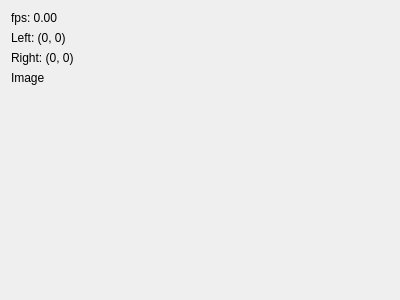
This is mainwindow.ui in loosstef/grid-based-fluid-simulator as Qt 5 draws it before an edit. The edited form follows.
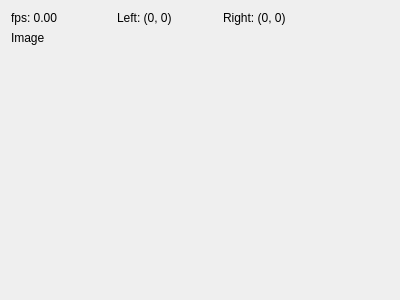
This is the edited form. Custom widgets are drawn as their Qt base class.

What changed in the file:
```diff
--- a/mainwindow.ui
+++ b/mainwindow.ui
@@ -29,9 +29,23 @@
      <height>0</height>
     </size>
    </property>
-   <layout class="QVBoxLayout" name="verticalLayout" stretch="0,0,0,1">
+   <layout class="QVBoxLayout" name="verticalLayout" stretch="0,1">
+    <item>
+     <layout class="QHBoxLayout" name="horizontalLayout" stretch="0,0,1">
+      <property name="spacing">
+       <number>6</number>
+      </property>
+      <property name="sizeConstraint">
+       <enum>QLayout::SetDefaultConstraint</enum>
+      </property>
     <item>
      <widget class="QLabel" name="topInfo">
+        <property name="minimumSize">
+         <size>
+          <width>100</width>
+          <height>0</height>
+         </size>
+        </property>
       <property name="autoFillBackground">
        <bool>false</bool>
       </property>
@@ -46,19 +60,33 @@
       </property>
      </widget>
     </item>
-    <item>
+      <item alignment="Qt::AlignLeft">
      <widget class="QLabel" name="clickedPosViewer">
+        <property name="minimumSize">
+         <size>
+          <width>100</width>
+          <height>0</height>
+         </size>
+        </property>
       <property name="text">
-       <string>Left: (0, 0)</string>
+         <string>&lt;html&gt;&lt;head/&gt;&lt;body&gt;&lt;p&gt;Left: (0, 0)&lt;/p&gt;&lt;/body&gt;&lt;/html&gt;</string>
       </property>
      </widget>
     </item>
-    <item>
+      <item alignment="Qt::AlignLeft">
      <widget class="QLabel" name="rightClickedPosViewer">
+        <property name="minimumSize">
+         <size>
+          <width>100</width>
+          <height>0</height>
+         </size>
+        </property>
       <property name="text">
        <string>Right: (0, 0)</string>
       </property>
      </widget>
+      </item>
+     </layout>
     </item>
     <item>
      <widget class="SimulationViewer" name="simulationVisualisator">
```
Lines whose indentation alone changed are shown as unchanged.
